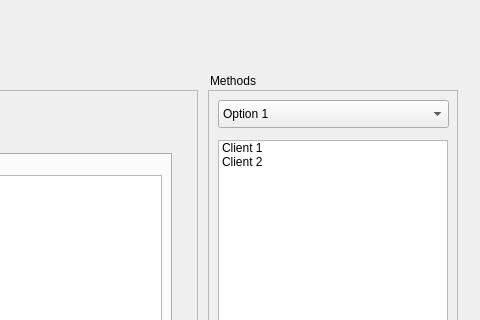
Above: server/MainWindow.ui from BaptisteAPPRIOU/9-cercles before the change; both pictures show x 480 to 960 and y 0 to 320 of the 960 by 540 pixel window. Below: the same form after it.
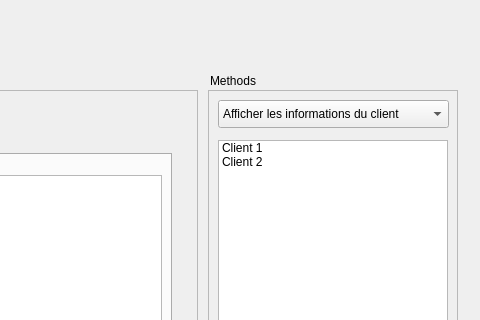
That is the form after the change.

The edit to the form file:
```diff
--- a/server/MainWindow.ui
+++ b/server/MainWindow.ui
@@ -79,7 +79,7 @@
      </property>
      <item>
       <property name="text">
-       <string>Option 1</string>
+       <string>Afficher les informations du client</string>
       </property>
      </item>
      <item>
```
Left out of the diff: 31 changed lines with no effect on the pictures.
